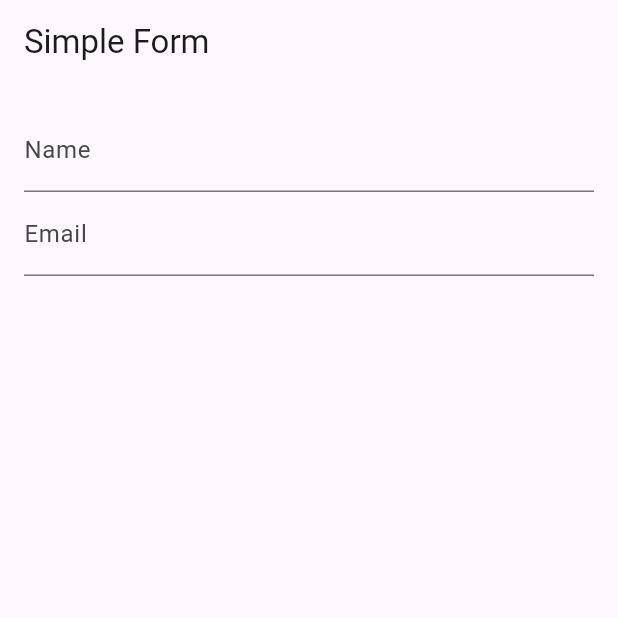
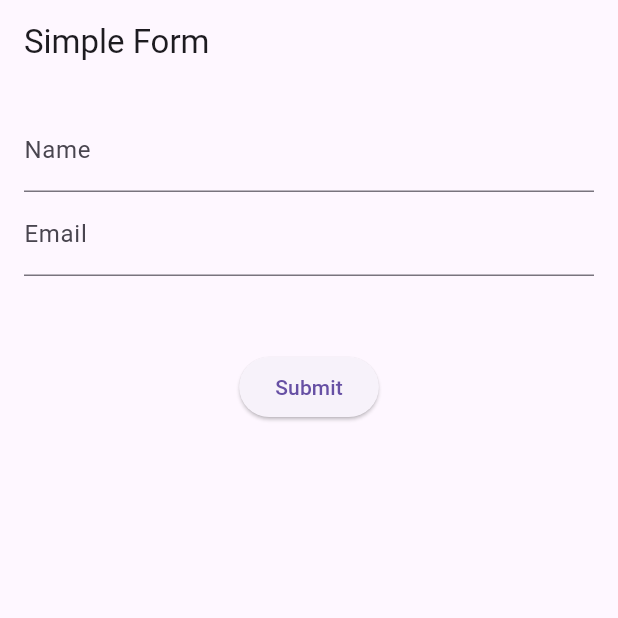
Before and after one commit to EucTech/flutter_wigdet_assignment, a Flutter app: the screen it shows after launch, on a phone screen of 412 x 824 dp, the top half of it. Run offline on Flutter 3.47's test engine with Material 3 defaults, Android fonts, the phone set to English and light mode, and no system bars.

Commit message:
feat: add submit button with greeting snackbar

```diff
--- a/lib/main.dart
+++ b/lib/main.dart
@@ -31,6 +31,15 @@ class _FormPageState extends State<FormPage> {
   // Controllers hold the text typed into each field.
   final _nameController = TextEditingController();
   final _emailController = TextEditingController();
+
+  void _submit() {
+    // validate() runs every validator and returns true if all pass.
+    if (_formKey.currentState!.validate()) {
+      ScaffoldMessenger.of(
+        context,
+      ).showSnackBar(SnackBar(content: Text('Hello ${_nameController.text}!')));
+    }
+  }
 
   @override
   Widget build(BuildContext context) {
@@ -66,6 +75,10 @@ class _FormPageState extends State<FormPage> {
                   return null;
                 },
               ),
+              const SizedBox(height: 50),
+
+              // Submit button
+              ElevatedButton(onPressed: _submit, child: const Text('Submit')),
             ],
           ),
         ),
```
